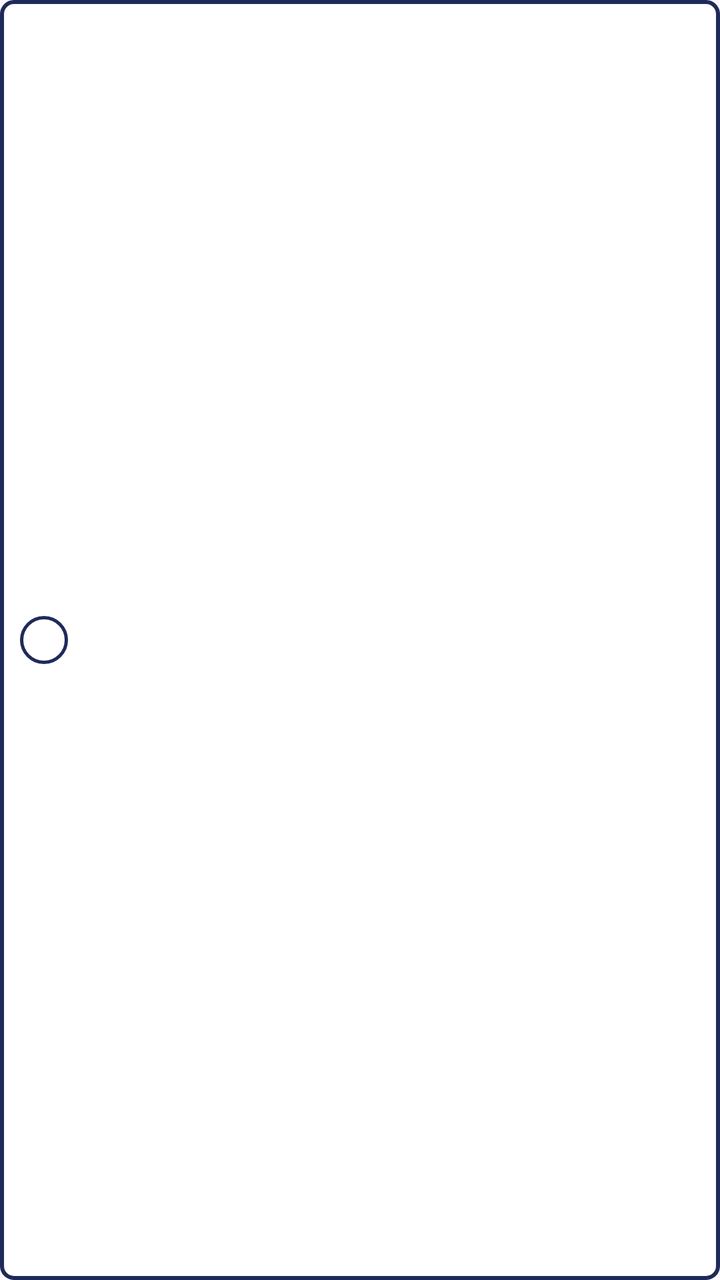
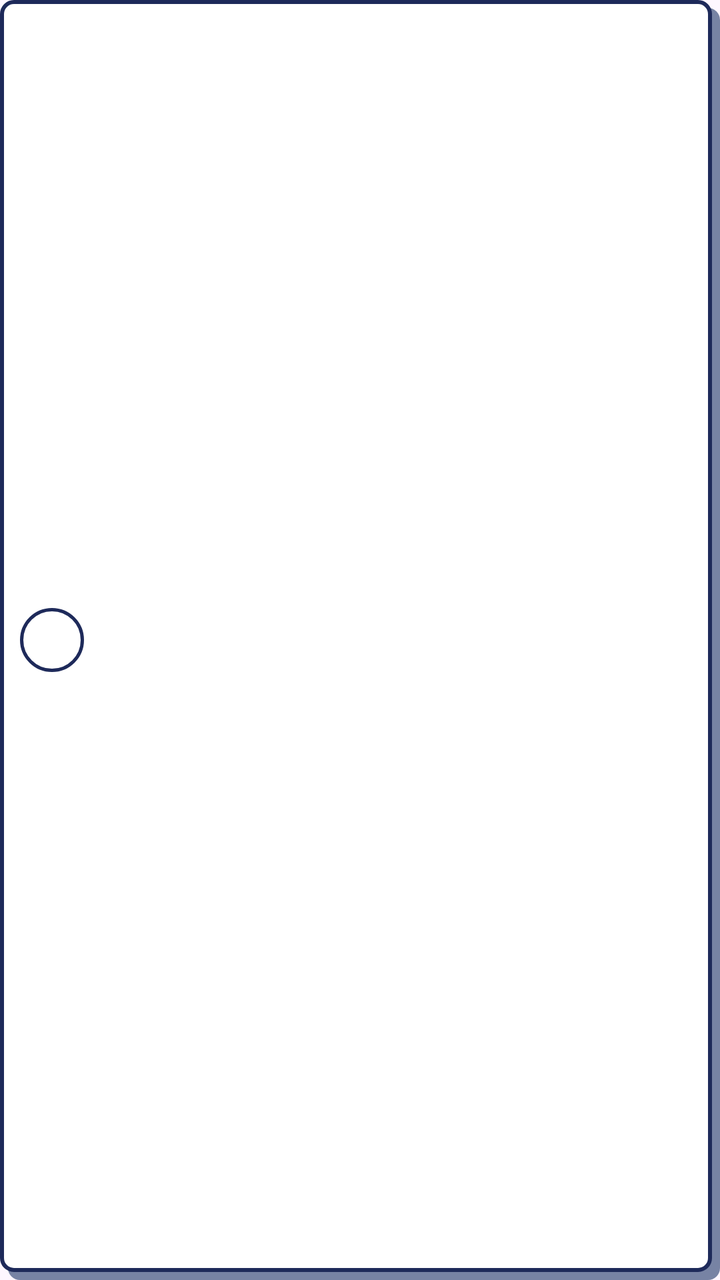

Two renders of the same Android screen: before a commit and after it. Below are the layout's source before the change and the commit's diff.
<!-- AndroidManifest.xml: application theme Theme.AppDesignandDevelopment -->
<!-- res/layout/item_choice.xml -->
<?xml version="1.0" encoding="utf-8"?>
<LinearLayout xmlns:android="http://schemas.android.com/apk/res/android"
    android:layout_width="match_parent"
    android:layout_height="wrap_content"
    android:layout_marginBottom="8dp"
    android:background="@drawable/bg_card"
    android:gravity="center_vertical"
    android:orientation="horizontal"
    android:padding="10dp">

    <TextView
        android:id="@+id/choice_label"
        android:layout_width="24dp"
        android:layout_height="24dp"
        android:background="@drawable/bg_circle"
        android:gravity="center"
        android:textColor="@color/white"
        android:textSize="12sp" />

    <TextView
        android:id="@+id/choice_text"
        android:layout_width="0dp"
        android:layout_height="wrap_content"
        android:layout_marginStart="10dp"
        android:layout_weight="1"
        android:textColor="@color/ink"
        android:textSize="14sp" />

    <TextView
        android:id="@+id/choice_result"
        android:layout_width="wrap_content"
        android:layout_height="wrap_content"
        android:textSize="18sp" />

</LinearLayout>
<!-- resources referenced by this layout -->
<resources>
  <color name="ink">#1E2A5A</color>
  <color name="white">#FFFFFFFF</color>
  <!-- drawable bg_card (drawable) -->
  <?xml version="1.0" encoding="utf-8"?>
  <shape xmlns:android="http://schemas.android.com/apk/res/android" android:shape="rectangle">
      <solid android:color="@color/white" />
      <stroke android:width="2dp" android:color="@color/line" />
      <corners android:radius="6dp" />
  </shape>
  <!-- drawable bg_circle (drawable) -->
  <?xml version="1.0" encoding="utf-8"?>
  <shape xmlns:android="http://schemas.android.com/apk/res/android" android:shape="oval">
      <solid android:color="@color/white" />
      <stroke android:width="1.5dp" android:color="@color/line" />
  </shape>
  <style name="Theme.AppDesignandDevelopment" parent="Base.Theme.AppDesignandDevelopment" />
  <color name="line">#1E2A5A</color>
  <style name="Base.Theme.AppDesignandDevelopment" parent="Theme.Material3.DayNight.NoActionBar">
          
          
      </style>
</resources>

<!-- the commit's change to res/layout/item_choice.xml (unified diff, before → after) -->
@@ -4,18 +4,22 @@
     android:layout_height="wrap_content"
     android:layout_marginBottom="8dp"
     android:background="@drawable/bg_card"
+    android:foreground="?android:attr/selectableItemBackground"
+    android:clickable="true"
+    android:focusable="true"
+    android:minHeight="64dp"
     android:gravity="center_vertical"
     android:orientation="horizontal"
     android:padding="10dp">
 
     <TextView
         android:id="@+id/choice_label"
-        android:layout_width="24dp"
-        android:layout_height="24dp"
+        android:layout_width="32dp"
+        android:layout_height="32dp"
         android:background="@drawable/bg_circle"
         android:gravity="center"
         android:textColor="@color/white"
-        android:textSize="12sp" />
+        android:textSize="15sp" />
 
     <TextView
         android:id="@+id/choice_text"
@@ -24,7 +28,7 @@
         android:layout_marginStart="10dp"
         android:layout_weight="1"
         android:textColor="@color/ink"
-        android:textSize="14sp" />
+        android:textSize="17sp" />
 
     <TextView
         android:id="@+id/choice_result"
<!-- resource entries referenced after the edit -->
@@ -4,11 +4,14 @@
   <color name="white">#FFFFFFFF</color>
   <!-- drawable bg_card (drawable) -->
   <?xml version="1.0" encoding="utf-8"?>
-  <shape xmlns:android="http://schemas.android.com/apk/res/android" android:shape="rectangle">
-      <solid android:color="@color/white" />
-      <stroke android:width="2dp" android:color="@color/line" />
-      <corners android:radius="6dp" />
-  </shape>
+  <layer-list xmlns:android="http://schemas.android.com/apk/res/android">
+      <item android:left="4dp" android:top="4dp">
+          <shape><solid android:color="#7783A4" /><corners android:radius="6dp" /></shape>
+      </item>
+      <item android:right="4dp" android:bottom="4dp">
+          <shape><solid android:color="@color/white" /><stroke android:width="2dp" android:color="@color/line" /><corners android:radius="6dp" /></shape>
+      </item>
+  </layer-list>
   <!-- drawable bg_circle (drawable) -->
   <?xml version="1.0" encoding="utf-8"?>
   <shape xmlns:android="http://schemas.android.com/apk/res/android" android:shape="oval">
